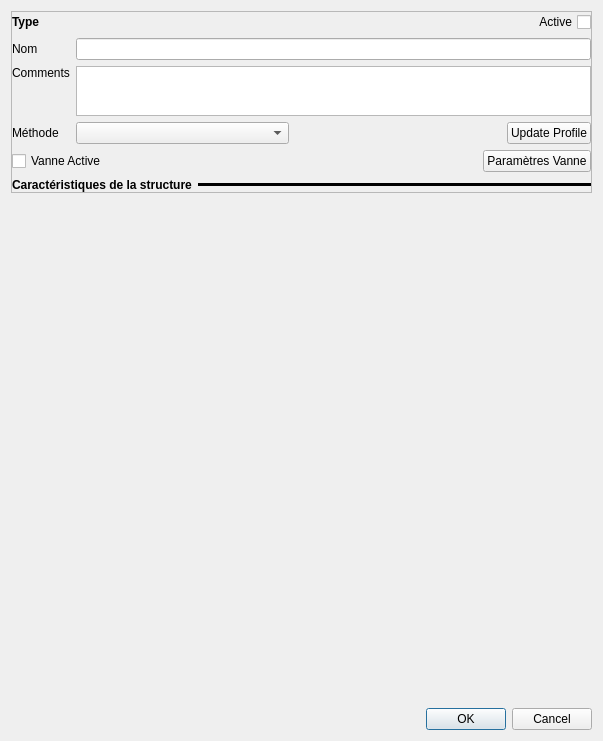
Qt form ui/ui_structure_edit.ui (Artelia/Mascaret) before a commit.
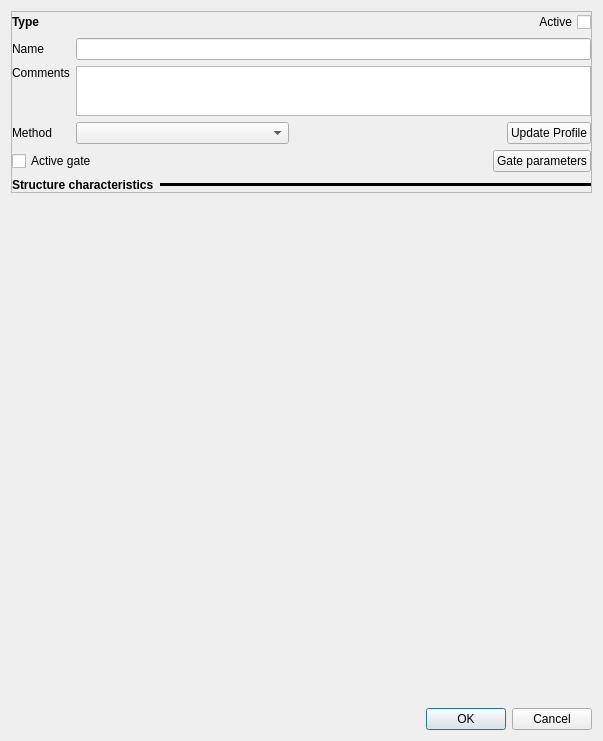
The same form after that commit.

The edit to the form file:
```diff
--- a/ui/ui_structure_edit.ui
+++ b/ui/ui_structure_edit.ui
@@ -58,7 +58,7 @@
            </font>
           </property>
           <property name="text">
-           <string>Caractéristiques de la structure</string>
+           <string>Structure characteristics</string>
           </property>
          </widget>
         </item>
@@ -187,7 +187,7 @@
         <item row="3" column="0">
          <widget class="QLabel" name="label_5">
           <property name="text">
-           <string>Méthode</string>
+           <string>Method</string>
           </property>
          </widget>
         </item>
@@ -207,7 +207,7 @@
         <item row="1" column="0">
          <widget class="QLabel" name="label">
           <property name="text">
-           <string>Nom</string>
+           <string>Name</string>
           </property>
          </widget>
         </item>
@@ -218,7 +218,7 @@
         <item>
          <widget class="QCheckBox" name="fg_active">
           <property name="text">
-           <string>Vanne Active</string>
+           <string>Active gate</string>
           </property>
          </widget>
         </item>
@@ -238,7 +238,7 @@
         <item>
          <widget class="QPushButton" name="b_fg">
           <property name="text">
-           <string>Paramètres Vanne</string>
+           <string>Gate parameters</string>
           </property>
          </widget>
         </item>
```
Left out of the diff: 3 changed lines with no effect on the pictures.
